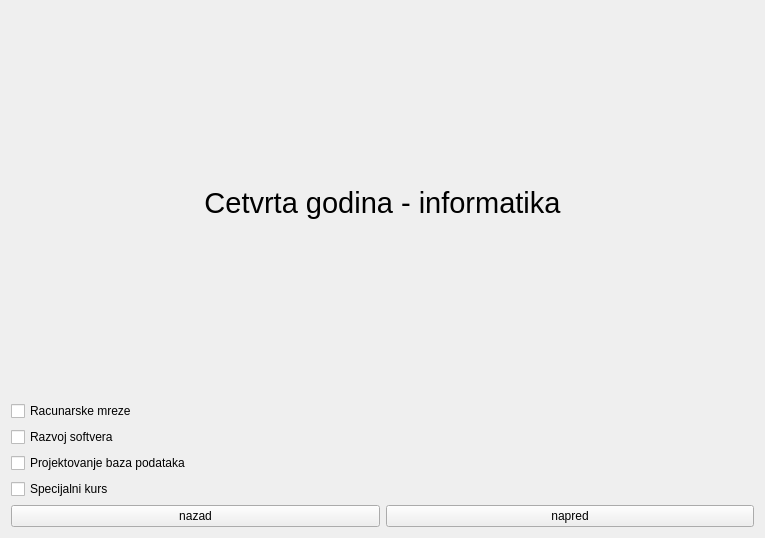
Old version of the form Planer/MatfPlaner/forms/FourthYearI.ui in the repository stenjo1/MATF_Planner.
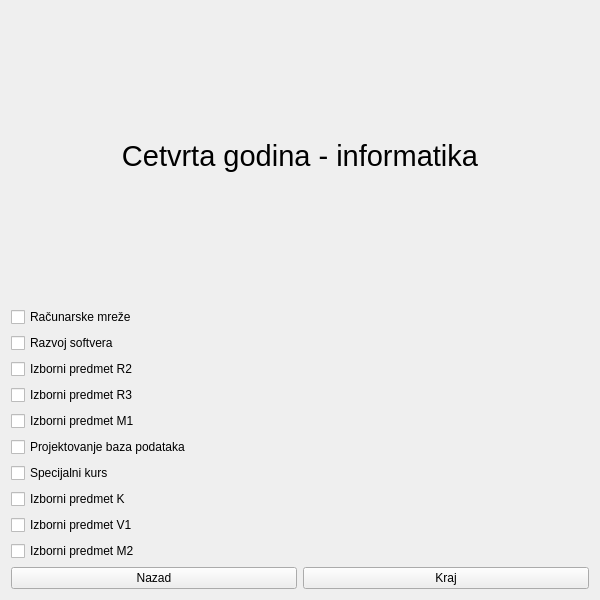
New version of the form.

```diff
--- a/Planer/MatfPlaner/forms/FourthYearI.ui
+++ b/Planer/MatfPlaner/forms/FourthYearI.ui
@@ -6,8 +6,8 @@
    <rect>
     <x>0</x>
     <y>0</y>
-    <width>765</width>
-    <height>538</height>
+    <width>600</width>
+    <height>600</height>
    </rect>
   </property>
   <property name="windowTitle">
@@ -30,54 +30,88 @@
     </widget>
    </item>
    <item>
-    <layout class="QVBoxLayout" name="verticalLayout_2">
-     <item>
-      <widget class="QCheckBox" name="checkBox_2">
+    <widget class="QCheckBox" name="cbRM">
        <property name="text">
-        <string>Racunarske mreze</string>
+      <string>Računarske mreže</string>
        </property>
       </widget>
      </item>
      <item>
-      <widget class="QCheckBox" name="checkBox">
+    <widget class="QCheckBox" name="cbRS">
        <property name="text">
         <string>Razvoj softvera</string>
        </property>
       </widget>
      </item>
-    </layout>
+   <item>
+    <widget class="QCheckBox" name="cbIzborniR2">
+     <property name="text">
+      <string>Izborni predmet R2</string>
+     </property>
+    </widget>
    </item>
    <item>
-    <layout class="QVBoxLayout" name="verticalLayout_3">
+    <widget class="QCheckBox" name="cbIzborniR3">
+     <property name="text">
+      <string>Izborni predmet R3</string>
+     </property>
+    </widget>
+   </item>
      <item>
-      <widget class="QCheckBox" name="checkBox_4">
+    <widget class="QCheckBox" name="cbIzborniM1">
+     <property name="text">
+      <string>Izborni predmet M1</string>
+     </property>
+    </widget>
+   </item>
+   <item>
+    <widget class="QCheckBox" name="cbPBP">
        <property name="text">
         <string>Projektovanje baza podataka</string>
        </property>
       </widget>
      </item>
      <item>
-      <widget class="QCheckBox" name="checkBox_3">
+    <widget class="QCheckBox" name="cbSK">
        <property name="text">
         <string>Specijalni kurs</string>
        </property>
       </widget>
      </item>
-    </layout>
+   <item>
+    <widget class="QCheckBox" name="cbIzborniK">
+     <property name="text">
+      <string>Izborni predmet K</string>
+     </property>
+    </widget>
+   </item>
+   <item>
+    <widget class="QCheckBox" name="cbIzborniV1">
+     <property name="text">
+      <string>Izborni predmet V1</string>
+     </property>
+    </widget>
+   </item>
+   <item>
+    <widget class="QCheckBox" name="cbIzborniM2">
+     <property name="text">
+      <string>Izborni predmet M2</string>
+     </property>
+    </widget>
    </item>
    <item>
     <layout class="QHBoxLayout" name="horizontalLayout_2">
      <item>
       <widget class="QPushButton" name="backPushButton">
        <property name="text">
-        <string>nazad</string>
+        <string>Nazad</string>
        </property>
       </widget>
      </item>
      <item>
       <widget class="QPushButton" name="nextPushButton">
        <property name="text">
-        <string>napred</string>
+        <string>Kraj</string>
        </property>
       </widget>
      </item>
```
Left out of the diff: 39 changed lines with no effect on the pictures. Lines whose indentation alone changed are shown as unchanged.
